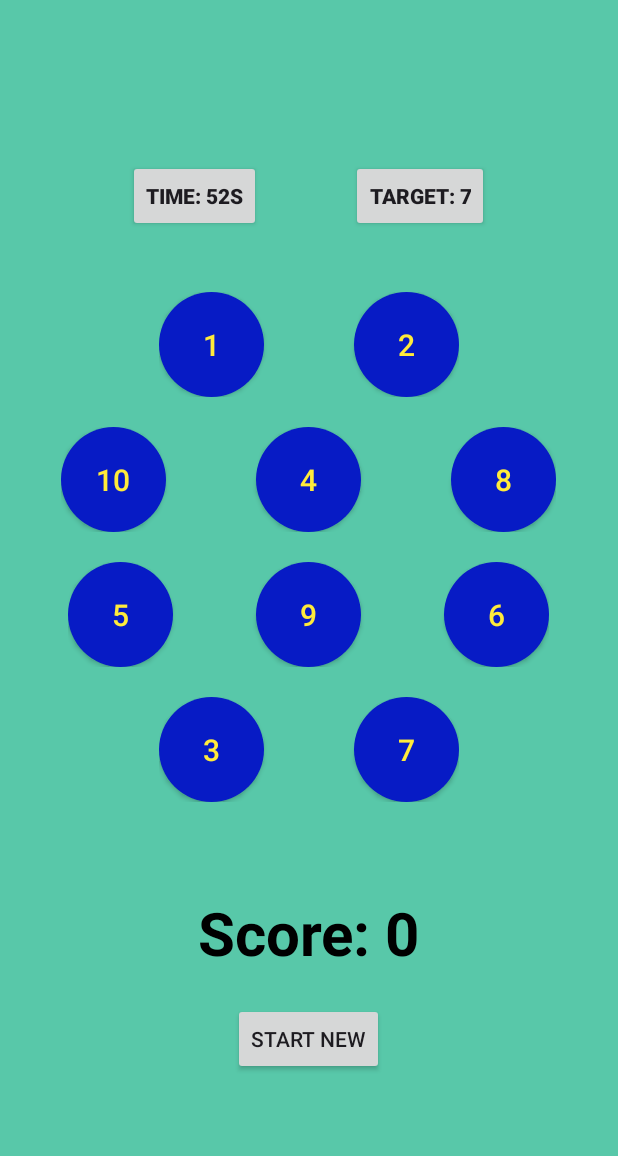
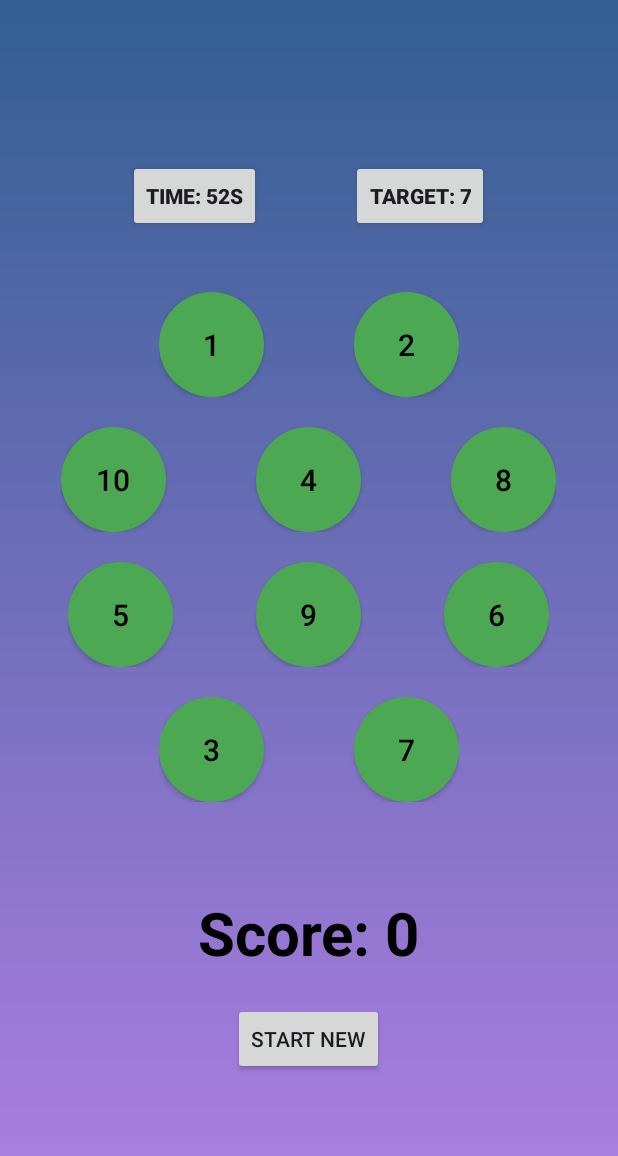
Before and after one commit to Shailesh393/HammerHit, an Android app: the screen it shows after launch (MainActivity), on a phone screen of 412 x 824 dp. Shown: the top 1156 px of the screen. Run offline under Robolectric (Android 15) with nearby library versions, the light colour scheme and no system bars.

Commit message:
This is my complete commit

```diff
--- a/app/src/main/res/drawable/button.xml
+++ b/app/src/main/res/drawable/button.xml
@@ -1,7 +1,7 @@
 <?xml version="1.0" encoding="utf-8"?>
 <shape xmlns:android="http://schemas.android.com/apk/res/android"
     android:shape="oval">
-    <solid android:color="#071BC5"
+    <solid android:color="#4CA852"
         />
 
 </shape>
--- a/app/src/main/res/layout/activity_main.xml
+++ b/app/src/main/res/layout/activity_main.xml
@@ -5,7 +5,7 @@
     android:layout_width="match_parent"
     android:layout_height="match_parent"
     tools:context=".MainActivity"
-    android:background="#58C8A9"
+    android:background="@drawable/grad_bg"
     android:gravity="center"
     android:orientation="vertical">
 
@@ -40,7 +40,7 @@
             android:layout_height="70dp"
             android:text="1"
             android:textSize="20dp"
-            android:textColor="@color/wh"
+            android:textColor="@color/black"
             android:background="@drawable/button"
             android:id="@+id/bt1"/>
         <androidx.appcompat.widget.AppCompatButton
@@ -48,7 +48,7 @@
             android:layout_height="70dp"
             android:text="2"
             android:textSize="20dp"
-            android:textColor="@color/wh"
+            android:textColor="@color/black"
             android:layout_marginLeft="60dp"
             android:background="@drawable/button"
             android:id="@+id/bt2"/>
@@ -63,7 +63,7 @@
             android:layout_height="70dp"
             android:text="3"
             android:textSize="20dp"
-            android:textColor="@color/wh"
+            android:textColor="@color/black"
             android:background="@drawable/button"
             android:id="@+id/bt3"/>
         <androidx.appcompat.widget.AppCompatButton
@@ -71,7 +71,7 @@
             android:layout_height="70dp"
             android:text="4"
             android:textSize="20dp"
-            android:textColor="@color/wh"
+            android:textColor="@color/black"
             android:layout_marginLeft="60dp"
             android:background="@drawable/button"
             android:id="@+id/bt4"/>
@@ -80,7 +80,7 @@
             android:layout_height="70dp"
             android:text="5"
             android:textSize="20dp"
-            android:textColor="@color/wh"
+            android:textColor="@color/black"
             android:layout_marginLeft="60dp"
             android:background="@drawable/button"
             android:id="@+id/bt5"/>
@@ -95,7 +95,7 @@
             android:layout_height="70dp"
             android:text="6"
             android:textSize="20dp"
-            android:textColor="@color/wh"
+            android:textColor="@color/black"
             android:background="@drawable/button"
             android:id="@+id/bt6"/>
         <androidx.appcompat.widget.AppCompatButton
@@ -103,7 +103,7 @@
             android:layout_height="70dp"
             android:text="7"
             android:textSize="20dp"
-            android:textColor="@color/wh"
+            android:textColor="@color/black"
             android:layout_marginLeft="55dp"
             android:background="@drawable/button"
             android:id="@+id/bt7"/>
@@ -112,7 +112,7 @@
             android:layout_height="70dp"
             android:text="8"
             android:textSize="20dp"
-            android:textColor="@color/wh"
+            android:textColor="@color/black"
             android:layout_marginLeft="55dp"
             android:background="@drawable/button"
             android:id="@+id/bt8"/>
@@ -127,7 +127,7 @@
             android:layout_height="70dp"
             android:text="9"
             android:textSize="20dp"
-            android:textColor="@color/wh"
+            android:textColor="@color/black"
             android:background="@drawable/button"
             android:id="@+id/bt9"/>
         <androidx.appcompat.widget.AppCompatButton
@@ -135,7 +135,7 @@
             android:layout_height="70dp"
             android:text="10"
             android:textSize="20dp"
-            android:textColor="@color/wh"
+            android:textColor="@color/black"
             android:layout_marginLeft="60dp"
             android:background="@drawable/button"
             android:id="@+id/bt10"/>
--- a/app/src/main/res/values/colors.xml
+++ b/app/src/main/res/values/colors.xml
@@ -1,10 +1,10 @@
 <?xml version="1.0" encoding="utf-8"?>
 <resources>
     <color name="black">#FF000000</color>
-    <color name="wh">#FFEB3B</color>
-    <color name="whi">#673AB7</color>
-    <color name="whit">#DD2C68</color>
-    <color name="white">#540CD5</color>
-    <color name="whie">#EA981E</color>
+    <color name="yellow">#FFEB3B</color>
+    <color name="lavender">#673AB7</color>
+    <color name="red">#DD2C68</color>
+    <color name="blue">#540CD5</color>
+    <color name="orange">#EA981E</color>
 
 </resources>
```
Also changed, not shown: 1 other file.
